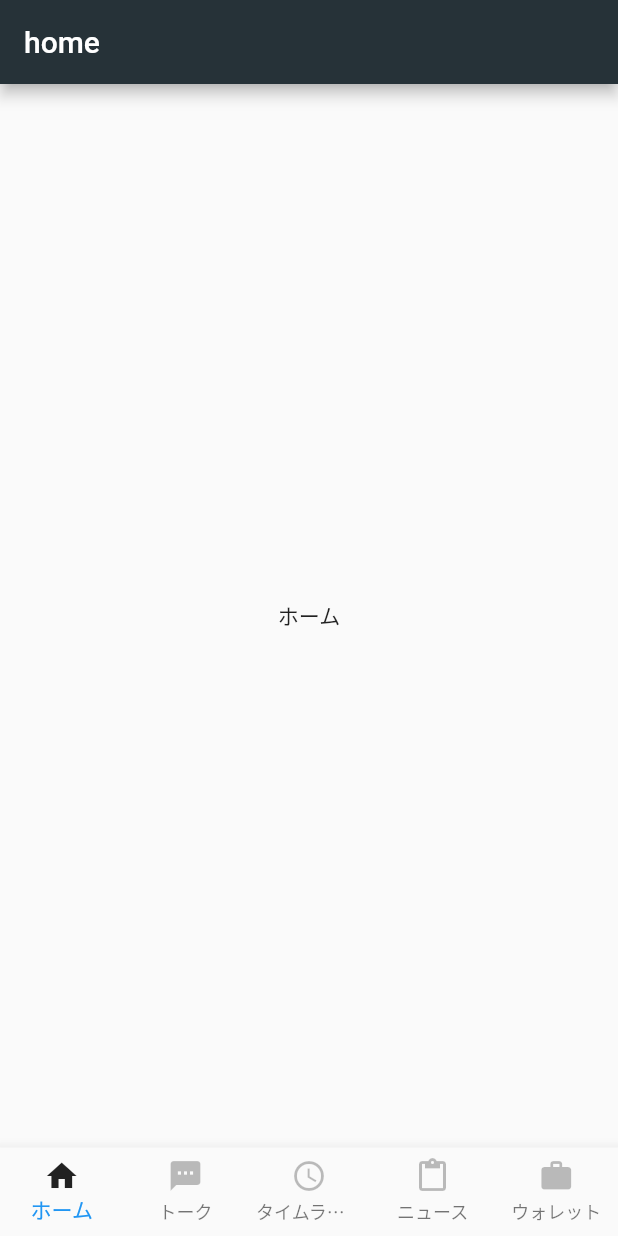
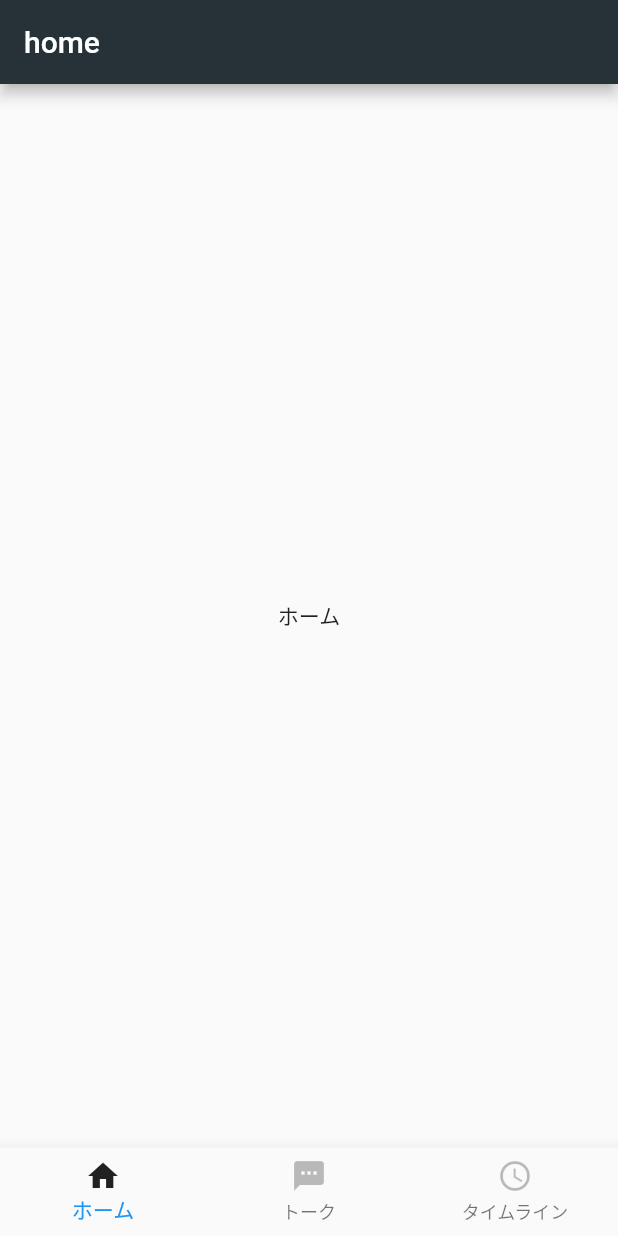
Before and after one commit to nguen1225/flutter_chat_app, a Flutter app: the screen it shows after launch, on a phone screen of 412 x 824 dp. Run offline on Flutter 3.47's test engine with Material 2 defaults, Android fonts, the phone set to English and light mode, and no system bars.

Commit message:
不必要な機能削除

```diff
--- a/lib/root.dart
+++ b/lib/root.dart
@@ -4,8 +4,6 @@ import 'package:flutter/material.dart';
 import 'routes/home_route.dart';
 import 'routes/talk_route.dart';
 import 'routes/timeline_rout.dart';
-import 'routes/wallet_route.dart';
-import 'routes/news_route.dart';
 
 // class Footer extends StatefulWidget {
 //   const Footer();
@@ -29,8 +27,6 @@ class _RootWidgetState extends State<RootWidget> {
     Icons.home,
     Icons.textsms,
     Icons.access_time,
-    Icons.content_paste,
-    Icons.work,
   ];
 
   // アイコン文字列
@@ -38,16 +34,12 @@ class _RootWidgetState extends State<RootWidget> {
     'ホーム',
     'トーク',
     'タイムライン',
-    'ニュース',
-    'ウォレット',
   ];
 
   var _routes = [
     Home(),
     Talk(),
     Timeline(),
-    News(),
-    Wallet(),
   ];
 
   @override
```
